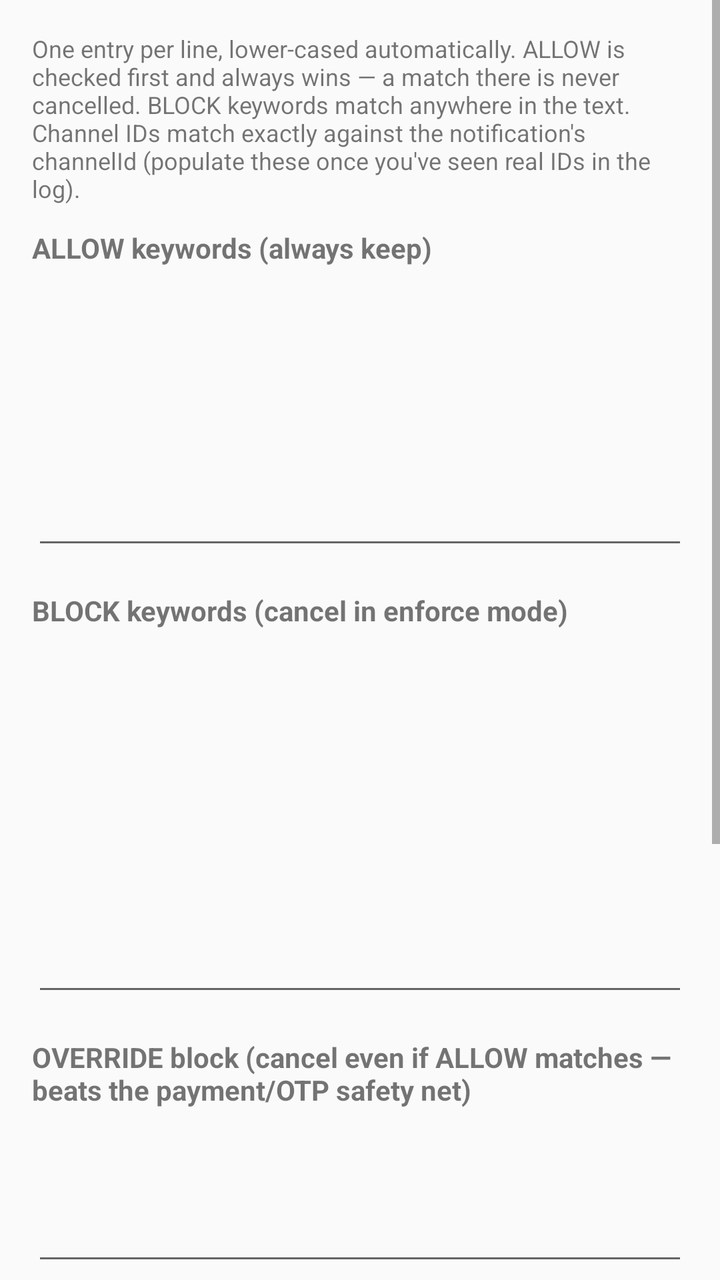
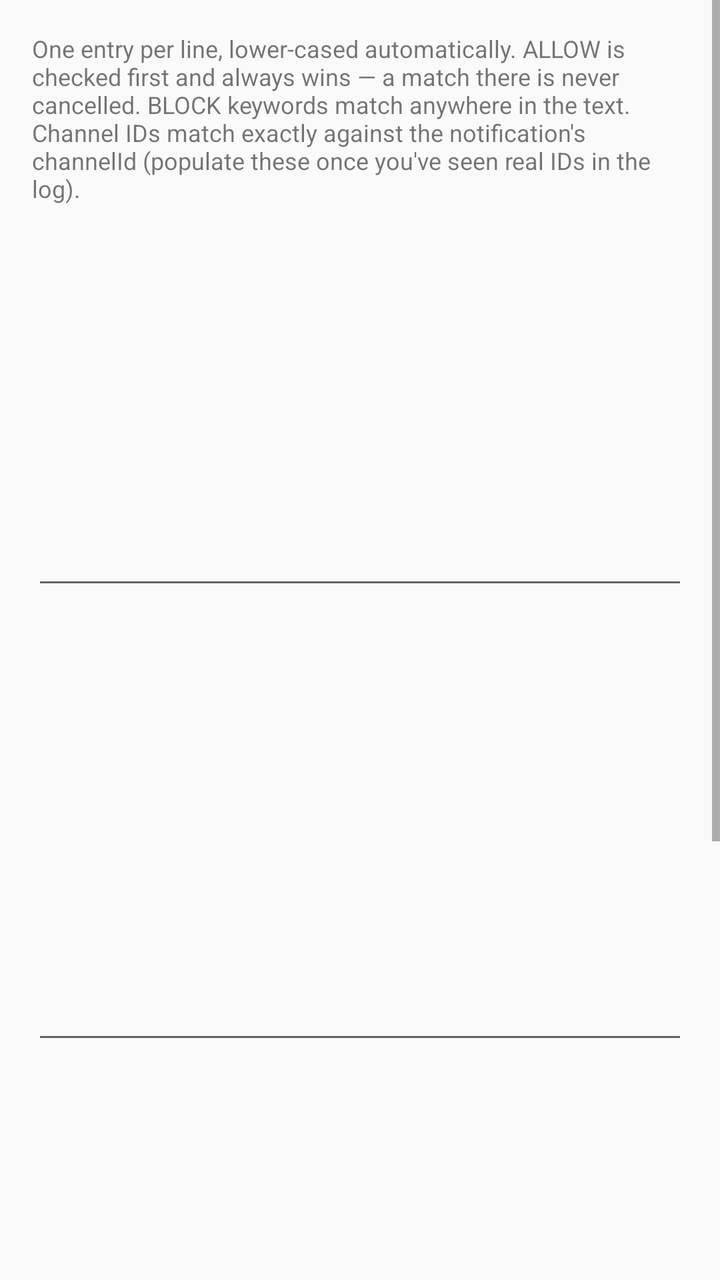

An Android layout rendered at two revisions. The XML below is the earlier revision; the diff shows what the commit changed to produce the second picture.
<!-- AndroidManifest.xml: application theme Theme.NotifSilencer -->
<!-- res/layout/activity_keywords.xml -->
<?xml version="1.0" encoding="utf-8"?>
<ScrollView xmlns:android="http://schemas.android.com/apk/res/android"
    android:layout_width="match_parent"
    android:layout_height="match_parent"
    android:fillViewport="true">

    <LinearLayout
        android:layout_width="match_parent"
        android:layout_height="wrap_content"
        android:orientation="vertical"
        android:padding="16dp">

        <TextView
            android:layout_width="match_parent"
            android:layout_height="wrap_content"
            android:text="@string/keywords_help"
            android:textSize="12sp"
            android:paddingBottom="12dp" />

        <TextView
            android:layout_width="wrap_content"
            android:layout_height="wrap_content"
            android:text="@string/allow_header"
            android:textStyle="bold" />

        <EditText
            android:id="@+id/allowEdit"
            android:layout_width="match_parent"
            android:layout_height="wrap_content"
            android:gravity="top"
            android:inputType="textMultiLine|textNoSuggestions"
            android:minLines="6"
            android:fontFamily="monospace"
            android:importantForAutofill="no" />

        <TextView
            android:layout_width="wrap_content"
            android:layout_height="wrap_content"
            android:paddingTop="16dp"
            android:text="@string/block_header"
            android:textStyle="bold" />

        <EditText
            android:id="@+id/blockEdit"
            android:layout_width="match_parent"
            android:layout_height="wrap_content"
            android:gravity="top"
            android:inputType="textMultiLine|textNoSuggestions"
            android:minLines="8"
            android:fontFamily="monospace"
            android:importantForAutofill="no" />

        <TextView
            android:layout_width="wrap_content"
            android:layout_height="wrap_content"
            android:paddingTop="16dp"
            android:text="@string/force_header"
            android:textStyle="bold" />

        <EditText
            android:id="@+id/forceEdit"
            android:layout_width="match_parent"
            android:layout_height="wrap_content"
            android:gravity="top"
            android:inputType="textMultiLine|textNoSuggestions"
            android:minLines="3"
            android:fontFamily="monospace"
            android:importantForAutofill="no" />

        <TextView
            android:layout_width="wrap_content"
            android:layout_height="wrap_content"
            android:paddingTop="16dp"
            android:text="@string/channels_header"
            android:textStyle="bold" />

        <EditText
            android:id="@+id/channelsEdit"
            android:layout_width="match_parent"
            android:layout_height="wrap_content"
            android:gravity="top"
            android:inputType="textMultiLine|textNoSuggestions"
            android:minLines="3"
            android:fontFamily="monospace"
            android:importantForAutofill="no" />

        <TextView
            android:layout_width="wrap_content"
            android:layout_height="wrap_content"
            android:paddingTop="16dp"
            android:text="@string/ignore_header"
            android:textStyle="bold" />

        <EditText
            android:id="@+id/ignoreEdit"
            android:layout_width="match_parent"
            android:layout_height="wrap_content"
            android:gravity="top"
            android:inputType="textMultiLine|textNoSuggestions"
            android:minLines="3"
            android:fontFamily="monospace"
            android:importantForAutofill="no" />

        <LinearLayout
            android:layout_width="match_parent"
            android:layout_height="wrap_content"
            android:orientation="horizontal"
            android:paddingTop="16dp">

            <Button
                android:id="@+id/btnReset"
                android:layout_width="0dp"
                android:layout_weight="1"
                android:layout_height="wrap_content"
                android:text="@string/reset_defaults" />

            <Button
                android:id="@+id/btnSave"
                android:layout_width="0dp"
                android:layout_weight="1"
                android:layout_height="wrap_content"
                android:text="@string/save" />
        </LinearLayout>

    </LinearLayout>
</ScrollView>
<!-- resources referenced by this layout -->
<resources>
  <string name="allow_header">ALLOW keywords (always keep)</string>
  <string name="block_header">BLOCK keywords (cancel in enforce mode)</string>
  <string name="channels_header">BLOCK channel IDs (substring match)</string>
  <string name="force_header">OVERRIDE block (cancel even if ALLOW matches — beats the payment/OTP safety net)</string>
  <string name="ignore_header">IGNORE packages (never logged or touched — one package prefix per line, e.g. com.whatsapp)</string>
  <string name="keywords_help">One entry per line, lower-cased automatically. ALLOW is checked first and always wins — a match there is never cancelled. BLOCK keywords match anywhere in the text. Channel IDs match exactly against the notification\'s channelId (populate these once you\'ve seen real IDs in the log).</string>
  <string name="reset_defaults">Reset to defaults</string>
  <string name="save">Save</string>
  <style name="Theme.NotifSilencer" parent="@android:style/Theme.Material.Light" />
</resources>

<!-- the commit's change to res/layout/activity_keywords.xml (unified diff, before → after) -->
@@ -18,10 +18,12 @@
             android:paddingBottom="12dp" />
 
         <TextView
-            android:layout_width="wrap_content"
+            android:id="@+id/allowHeader"
+            android:layout_width="match_parent"
             android:layout_height="wrap_content"
-            android:text="@string/allow_header"
-            android:textStyle="bold" />
+            android:textStyle="bold"
+            android:paddingVertical="10dp"
+            android:background="?android:attr/selectableItemBackground" />
 
         <EditText
             android:id="@+id/allowEdit"
@@ -34,11 +36,12 @@
             android:importantForAutofill="no" />
 
         <TextView
-            android:layout_width="wrap_content"
+            android:id="@+id/blockHeader"
+            android:layout_width="match_parent"
             android:layout_height="wrap_content"
-            android:paddingTop="16dp"
-            android:text="@string/block_header"
-            android:textStyle="bold" />
+            android:textStyle="bold"
+            android:paddingVertical="10dp"
+            android:background="?android:attr/selectableItemBackground" />
 
         <EditText
             android:id="@+id/blockEdit"
@@ -51,11 +54,12 @@
             android:importantForAutofill="no" />
 
         <TextView
-            android:layout_width="wrap_content"
+            android:id="@+id/forceHeader"
+            android:layout_width="match_parent"
             android:layout_height="wrap_content"
-            android:paddingTop="16dp"
-            android:text="@string/force_header"
-            android:textStyle="bold" />
+            android:textStyle="bold"
+            android:paddingVertical="10dp"
+            android:background="?android:attr/selectableItemBackground" />
 
         <EditText
             android:id="@+id/forceEdit"
@@ -68,11 +72,12 @@
             android:importantForAutofill="no" />
 
         <TextView
-            android:layout_width="wrap_content"
+            android:id="@+id/channelsHeader"
+            android:layout_width="match_parent"
             android:layout_height="wrap_content"
-            android:paddingTop="16dp"
-            android:text="@string/channels_header"
-            android:textStyle="bold" />
+            android:textStyle="bold"
+            android:paddingVertical="10dp"
+            android:background="?android:attr/selectableItemBackground" />
 
         <EditText
             android:id="@+id/channelsEdit"
@@ -85,11 +90,12 @@
             android:importantForAutofill="no" />
 
         <TextView
-            android:layout_width="wrap_content"
+            android:id="@+id/ignoreHeader"
+            android:layout_width="match_parent"
             android:layout_height="wrap_content"
-            android:paddingTop="16dp"
-            android:text="@string/ignore_header"
-            android:textStyle="bold" />
+            android:textStyle="bold"
+            android:paddingVertical="10dp"
+            android:background="?android:attr/selectableItemBackground" />
 
         <EditText
             android:id="@+id/ignoreEdit"
<!-- resource entries referenced after the edit -->
@@ -1,10 +1,5 @@
 <!-- resources referenced by this layout -->
 <resources>
-  <string name="allow_header">ALLOW keywords (always keep)</string>
-  <string name="block_header">BLOCK keywords (cancel in enforce mode)</string>
-  <string name="channels_header">BLOCK channel IDs (substring match)</string>
-  <string name="force_header">OVERRIDE block (cancel even if ALLOW matches — beats the payment/OTP safety net)</string>
-  <string name="ignore_header">IGNORE packages (never logged or touched — one package prefix per line, e.g. com.whatsapp)</string>
   <string name="keywords_help">One entry per line, lower-cased automatically. ALLOW is checked first and always wins — a match there is never cancelled. BLOCK keywords match anywhere in the text. Channel IDs match exactly against the notification\'s channelId (populate these once you\'ve seen real IDs in the log).</string>
   <string name="reset_defaults">Reset to defaults</string>
   <string name="save">Save</string>
